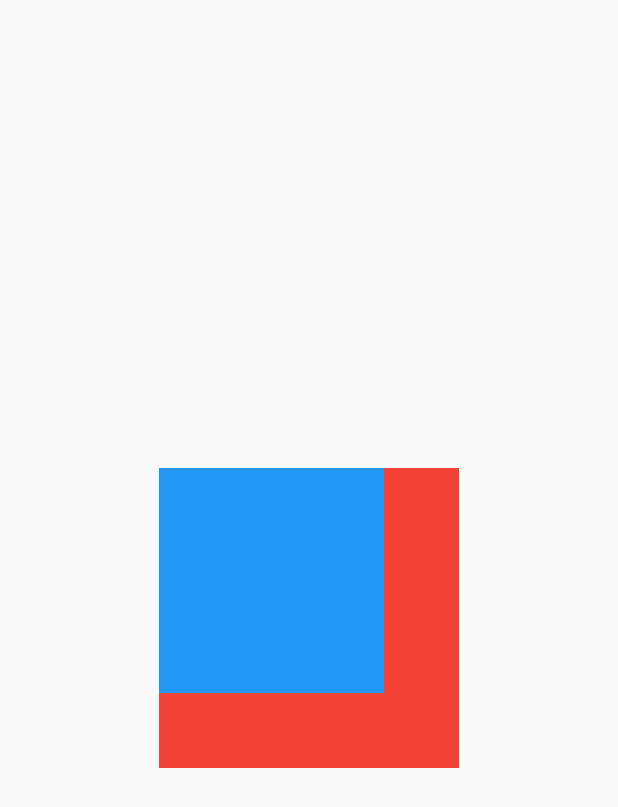
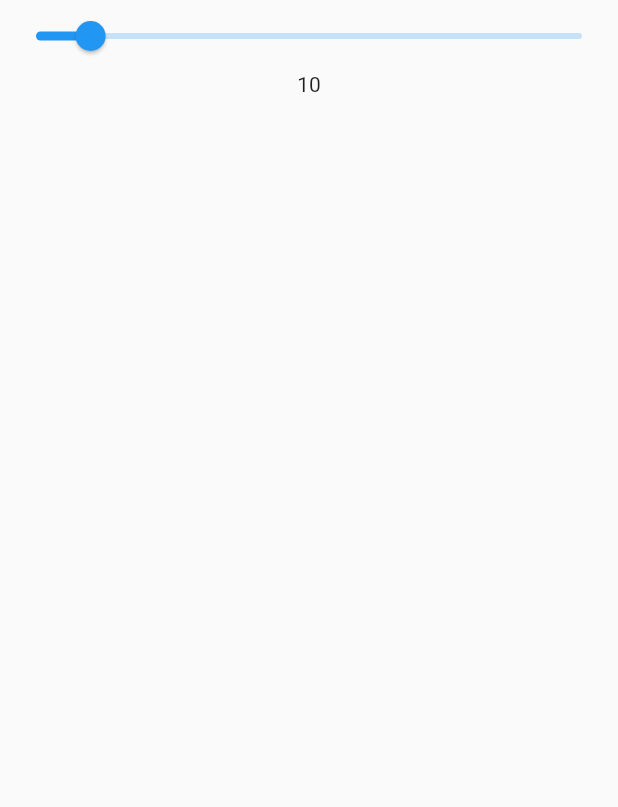
Before and after one commit to GiovanniSolano/Componentes-avanzados---Flutter, a Flutter app: the screen it shows after launch, on a phone screen of 412 x 824 dp. Shown: the top 807 px of the screen. Run offline on Flutter 3.47's test engine with Material 2 defaults, Android fonts, the phone set to English and light mode, and no system bars.

Commit message:
Componentes avanzados - Slider

```diff
--- /dev/null
+++ b/lib/componentes_avanzados/slider.dart
@@ -0,0 +1,33 @@
+import 'package:flutter/material.dart';
+import 'package:flutter/widgets.dart';
+
+class MySliderWidget extends StatefulWidget {
+  @override
+  _MySliderWidgetState createState() => _MySliderWidgetState();
+}
+
+class _MySliderWidgetState extends State<MySliderWidget> {
+  double _currentSliderValue = 10;
+  @override
+  Widget build(BuildContext context) {
+    return SafeArea(
+      child: Scaffold(
+          body: Column(
+        children: [
+          Slider(
+            value: _currentSliderValue,
+            min: 0,
+            max: 100,
+            label: _currentSliderValue.round().toString(),
+            onChanged: (double valueIn) {
+              setState(() {
+                _currentSliderValue = valueIn;
+              });
+            },
+          ),
+          Text('${_currentSliderValue.round()}')
+        ],
+      )),
+    );
+  }
+}
--- a/lib/main.dart
+++ b/lib/main.dart
@@ -1,6 +1,7 @@
 import 'package:flutter/material.dart';
 
-import 'componentes_avanzados/stack.dart';
+import 'componentes_avanzados/slider.dart';
+// import 'componentes_avanzados/stack.dart';
 
 void main() {
   runApp(MyApp());
@@ -16,7 +17,7 @@ class MyApp extends StatelessWidget {
         primarySwatch: Colors.blue,
         visualDensity: VisualDensity.adaptivePlatformDensity,
       ),
-      home: MyStackWidget(),
+      home: MySliderWidget(),
     );
   }
 }
```
